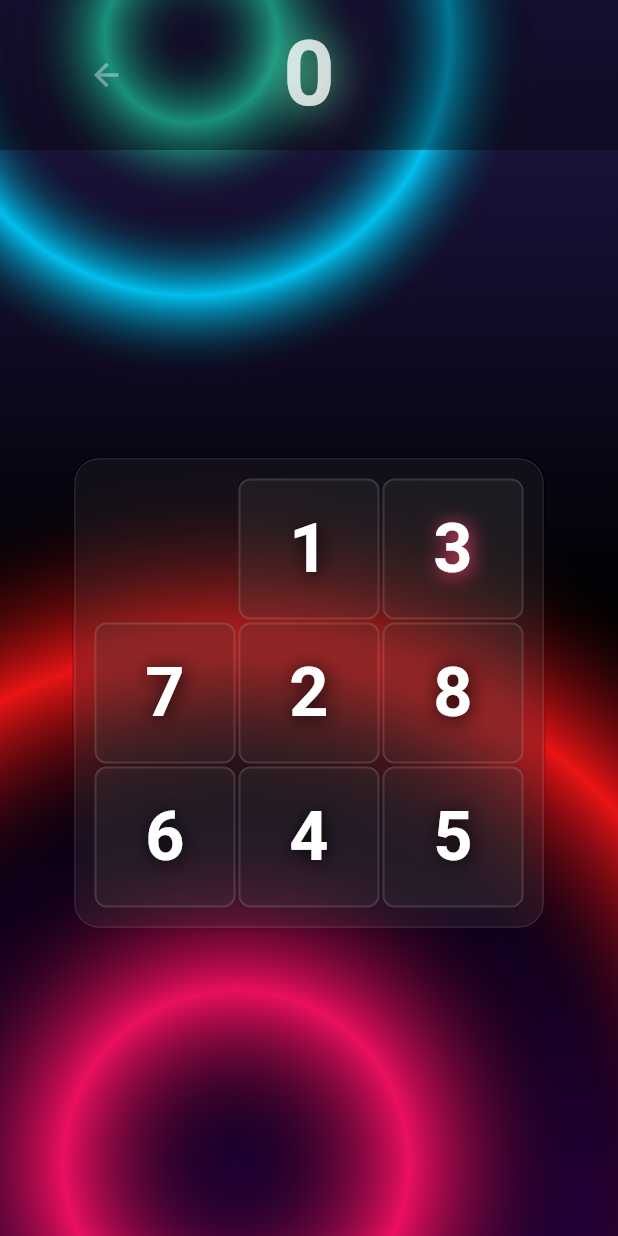
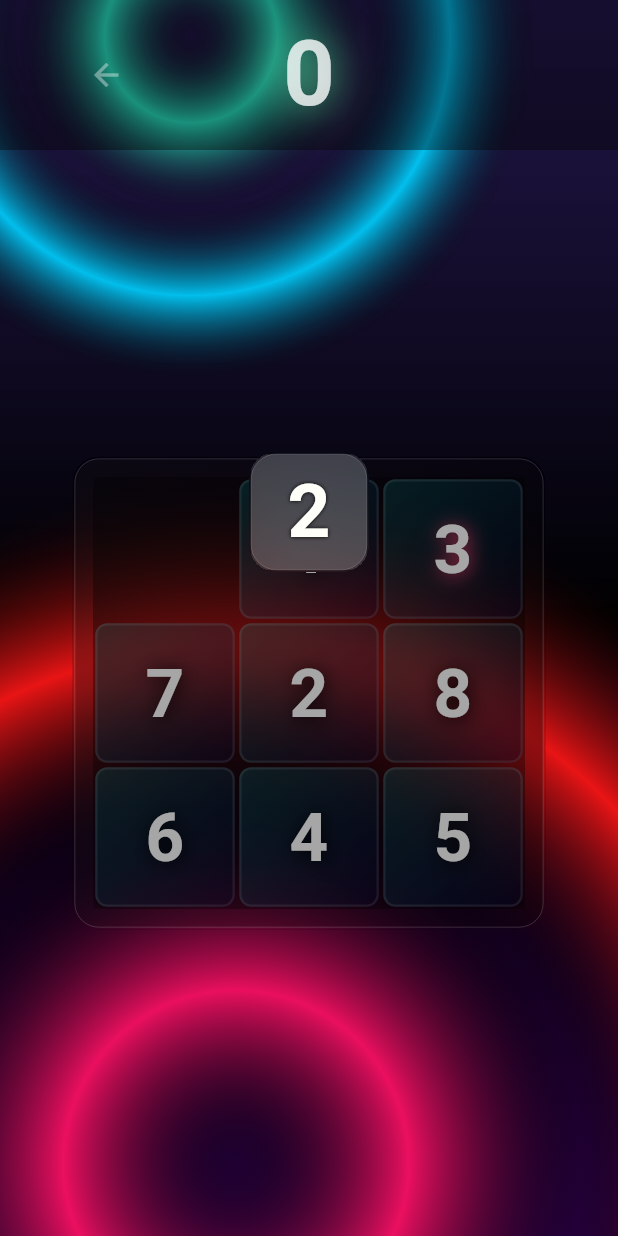
Before and after one commit to Qing-cpu/sliding_puzzle, a Flutter app: the screen it shows after launch, after a tap on "Start", after a tap on "Number", on a phone screen of 412 x 824 dp. Run offline on Flutter 3.47's test engine with Material 3 defaults, Android fonts, the phone set to English and light mode, and no system bars; our stand-ins replace shared_preferences; missing offline and left inert: flutter_soloud, games_services, window_size; generated files the repository leaves out were written again.

Commit message:
feat: 安全区

```diff
--- a/lib/pages/sky_ladder/sky_ladder_page.dart
+++ b/lib/pages/sky_ladder/sky_ladder_page.dart
@@ -1,4 +1,5 @@
 import 'dart:math' as math;
+import 'dart:ui';
 
 import 'package:flutter/material.dart';
 import 'package:sliding_puzzle/cus_widget/cus_widget.dart';
@@ -147,7 +148,8 @@
                   right: -x / 2,
                   child: Container(alignment: Alignment.center, child: bgC1(r)),
                 ),
-                Column(
+                SafeArea(
+                  child: Column(
                     children: [
                       Container(
                         alignment: Alignment.center,
@@ -202,6 +204,7 @@
                       ),
                     ],
                   ),
+                ),
               ],
             );
           },
@@ -229,7 +232,7 @@
     onStart: () {},
     width: 300,
     size: widget.size,
-  )..s.value = 0;
+  )..s.value = 3;
 
   @override
   void dispose() {
@@ -239,16 +242,22 @@
 
   Widget buildNumWidget({required int num, bool? isOk, bool? hasTweenColor}) {
     return TweenAnimationBuilder(
-      duration: Duration(seconds: 1),
-      tween: ColorTween(begin: Color(0x00ff0000), end: Color(0x3D404040)),
+      duration: Duration(milliseconds: 300),
+      curve: Curves.easeInOut,
+      tween: ColorTween(begin: Color(0x3D030D57), end: Color(0x3D09ACAC)),
       builder:
           (BuildContext context, Color? value, Widget? child) => Container(
             alignment: Alignment.center,
-            margin: EdgeInsets.all(1),
+            margin: EdgeInsets.all(1.5),
             decoration: BoxDecoration(
-              color: value,
+              // color: value,
+              gradient: LinearGradient(
+                begin: Alignment.topLeft,
+                end: Alignment.bottomRight,
+                colors: [value ??Color(0x3D09ACAC),  Color(0x3D030D57)],
+              ),
               borderRadius: BorderRadius.circular(8),
-              border: Border.all(color: Colors.white12, width: 1.3),
+              border: Border.all(color: Colors.white12, width: 1.5),
             ),
             child: child,
           ),
@@ -278,11 +287,9 @@
 
   @override
   Widget build(BuildContext context) {
-    return GlassCard(
+    return GlassCard2(
       sigma: 16,
-      colorB1: Colors.black12,
-      // colorB1: Color(0x00000000),
-      colorT1: Color(0x0fffffff),
+
       radius: Radius.circular(16),
       child: Container(
         padding: EdgeInsets.all(12), // 内边距
@@ -305,3 +312,68 @@
     );
   }
 }
+
+class GlassCard2 extends StatelessWidget {
+  const GlassCard2({
+    super.key,
+    required this.child,
+    required this.radius,
+    this.lightColor,
+    this.sigma = 30,
+  });
+
+  final Radius radius;
+
+  final double sigma;
+
+  final Widget child;
+  final Color? lightColor;
+
+  @override
+  Widget build(BuildContext context) {
+    return Center(
+      child: Stack(
+        children: [
+          Positioned(
+            top: 0,
+            bottom: 0,
+            left: 0,
+            right: 0,
+            child: Container(
+              height: double.infinity,
+              width: double.infinity,
+              clipBehavior: Clip.hardEdge,
+              decoration: BoxDecoration(
+                border: Border.all(color: Colors.black54, width: 1.5),
+                borderRadius: BorderRadius.all(Radius.elliptical(radius.x + 1, radius.y + 1)),
+              ),
+              child: BackdropFilter(
+                filter: ImageFilter.blur(sigmaX: sigma, sigmaY: sigma),
+                child: Container(),
+              ),
+            ),
+          ),
+          Container(
+            clipBehavior: Clip.hardEdge,
+            margin: EdgeInsets.all(1.3),
+            decoration: BoxDecoration(
+              borderRadius: BorderRadius.all(radius),
+              gradient: LinearGradient(
+                colors: [Color(0x3C272424), Color(0x3C000000)],
+                begin: Alignment.topLeft,
+                end: Alignment.bottomRight,
+              ),
+              // color: Color(0x0fffffff),
+              border: Border.all(color: Colors.white54, width: 0.2),
+              boxShadow: [
+                if (lightColor != null)
+                  BoxShadow(blurRadius: 30, offset: Offset(2, 2), color: lightColor!),
+              ],
+            ),
+            child: child,
+          ),
+        ],
+      ),
+    );
+  }
+}
```
Also changed, not shown: 21 other files. Lines whose indentation alone changed are shown as unchanged.
